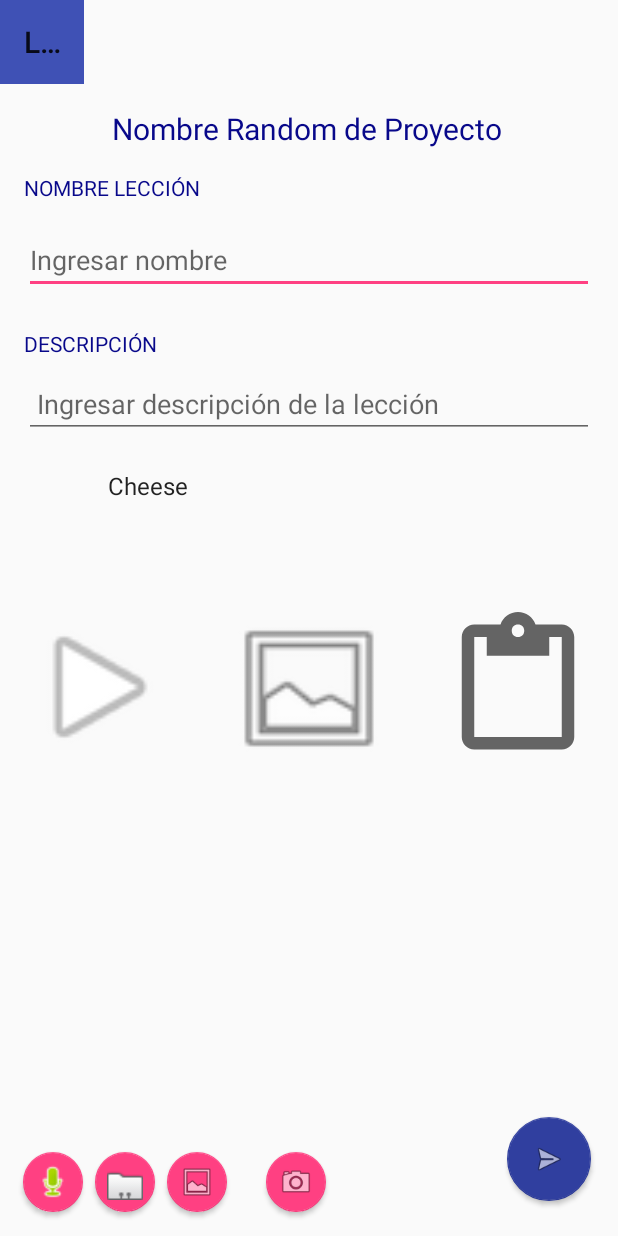
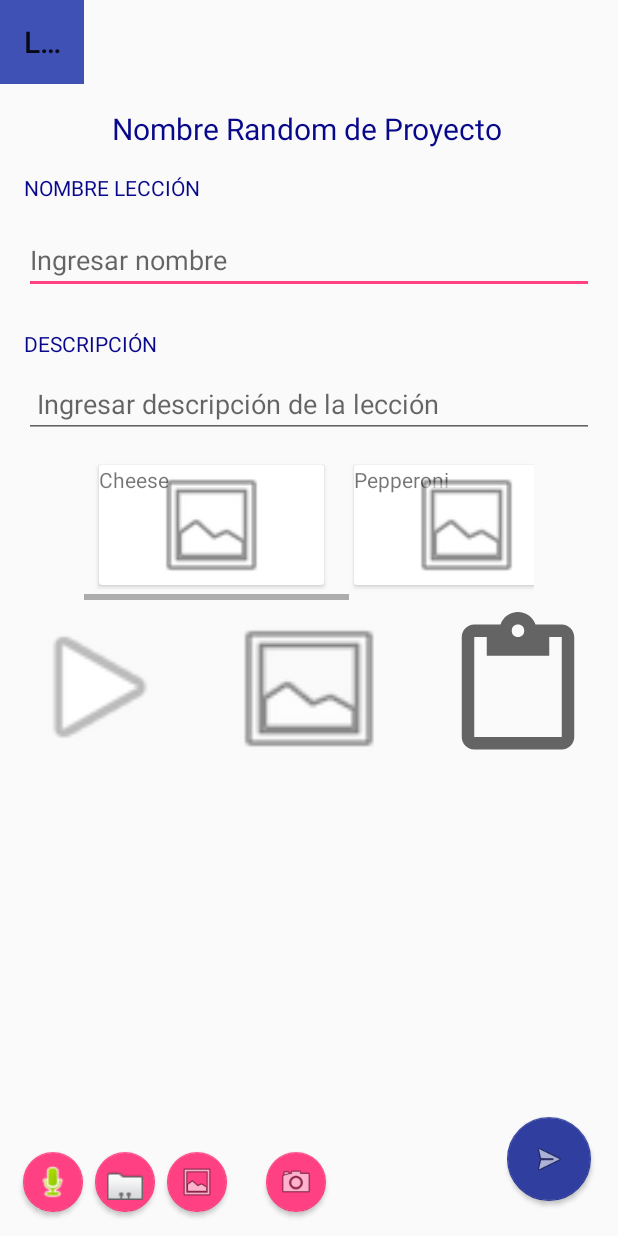
Before and after one commit to estebanmino/clapp, an Android app: the LessonFormActivity screen opened directly, with no data from a screen before it, on a phone screen of 412 x 824 dp. Run offline under Robolectric (Android 15) with nearby library versions, the light colour scheme and no system bars; libraries missing offline, so code that uses them is left out: com.amazonaws.auth, com.amazonaws.mobileconnectors, com.amazonaws.regions, com.amazonaws.services; 2 statements that could not run were skipped.

Commit message:
horizontal scrolling images w/static data #109;2.0

```diff
--- a/app/src/main/java/com/construapp/construapp/lessons_form/LessonFormActivity.java
+++ b/app/src/main/java/com/construapp/construapp/lessons_form/LessonFormActivity.java
@@ -145,13 +145,18 @@ public class LessonFormActivity extends AppCompatActivity {
         setBtnPlayAudioOnClickListener();
         setFabFilesOnClickListener();
 
+        //HORIZONTAL IMAGES SCROLLING
+        final String[] mToppings = new String[3];
+        mToppings[0] = "Cheese";
+        mToppings[1] = "Pepperoni";
+        mToppings[2] = "Black Olives";
 
         RecyclerView mRecyclerView = (RecyclerView) findViewById(R.id.recycler_horizontal_view);
         LinearLayoutManager layoutManager = new LinearLayoutManager(this);
         layoutManager.setOrientation(LinearLayoutManager.HORIZONTAL);
         mRecyclerView.setLayoutManager(layoutManager);
 
-        mRecyclerView.setAdapter(new MultimediaImageAdapter());
+        mRecyclerView.setAdapter(new MultimediaImageAdapter(mToppings));
 
     }
 
--- a/app/src/main/java/com/construapp/construapp/lessons_form/MultimediaImageAdapter.java
+++ b/app/src/main/java/com/construapp/construapp/lessons_form/MultimediaImageAdapter.java
@@ -1,35 +1,39 @@
 package com.construapp.construapp.lessons_form;
 
 import android.support.v7.widget.RecyclerView;
+import android.util.Log;
 import android.view.LayoutInflater;
 import android.view.View;
 import android.view.ViewGroup;
+import android.widget.ImageView;
+import android.widget.LinearLayout;
 import android.widget.TextView;
+
+import com.construapp.construapp.R;
 
 /**
  * Created by ESTEBANFML on 25-09-2017.
  */
 
-public class MultimediaImageAdapter extends RecyclerView.Adapter {
-    final String[] mToppings = new String[3];
+public class MultimediaImageAdapter extends RecyclerView.Adapter<MultimediaImageAdapter.MultimediaImageViewHolder> {
+    private String[] mToppings;
+
+    public MultimediaImageAdapter(String[] mToppings) {
+        this.mToppings = mToppings;
+    }
 
     @Override
     public MultimediaImageViewHolder onCreateViewHolder(ViewGroup parent, int viewType) {
-        mToppings[0] = "Cheese";
-        mToppings[1] = "Pepperoni";
-        mToppings[2] = "Black Olives";
-        View v = LayoutInflater.from(parent.getContext()).inflate(
-                android.R.layout.simple_list_item_1,
-                parent,
-                false);
-        MultimediaImageViewHolder vh = new MultimediaImageViewHolder(v);
+
+        //LessonFormActivity.MultimediaImageViewHolder vh = new LessonFormActivity.MultimediaImageViewHolder(v);
+        View view = LayoutInflater.from(parent.getContext()).inflate(R.layout.multimedia_image_card, parent, false);
+        MultimediaImageViewHolder vh = new MultimediaImageViewHolder(view);
         return vh;
     }
 
     @Override
-    public void onBindViewHolder(RecyclerView.ViewHolder holder, int position) {
-        TextView tv = (TextView) holder.itemView;
-        tv.setText(mToppings[position]);
+    public void onBindViewHolder(MultimediaImageViewHolder holder, int position) {
+        holder.imagePath.setText(mToppings[position]);
     }
 
     @Override
@@ -37,4 +41,31 @@ public class MultimediaImageAdapter extends RecyclerView.Adapter {
         return mToppings.length;
     }
 
+    public static final class MultimediaImageViewHolder
+            extends RecyclerView.ViewHolder
+            implements View.OnClickListener {
+
+        public TextView imagePath;
+        public ImageView imageThumbnail;
+
+
+        public MultimediaImageViewHolder(View view) {
+            super(view);
+
+            imagePath = (TextView) view.findViewById(R.id.image_path);
+            imageThumbnail = (ImageView) view.findViewById(R.id.image_thumbnail);
+
+            view.setOnClickListener(new View.OnClickListener() {
+                @Override
+                public void onClick(View view) {
+                }
+            });
+        }
+
+        @Override
+        public void onClick(View view) {
+            Log.i("CLICKHORIZONTAL", ((TextView) view).getText().toString());
+        }
+    }
+
 }
--- a/app/src/main/java/com/construapp/construapp/lessons_form/MultimediaImageViewHolder.java
+++ b/app/src/main/java/com/construapp/construapp/lessons_form/MultimediaImageViewHolder.java
@@ -5,28 +5,10 @@ import android.content.Context;
 import android.support.v7.widget.RecyclerView;
 import android.util.Log;
 import android.view.View;
+import android.widget.EditText;
 import android.widget.TextView;
 import android.widget.Toast;
 
 /**
  * Created by ESTEBANFML on 25-09-2017.
  */
-
-public class MultimediaImageViewHolder
-        extends RecyclerView.ViewHolder
-        implements View.OnClickListener {
-
-    public MultimediaImageViewHolder(View view) {
-        super(view);
-        view.setOnClickListener(new View.OnClickListener() {
-            @Override
-            public void onClick(View view) {
-            }
-        });
-    }
-
-    @Override
-    public void onClick(View view) {
-        Log.i("CLICKHORIZONTAL", ((TextView) view).getText().toString());
-    }
-}
--- a/app/src/main/res/layout/activity_lesson_form.xml
+++ b/app/src/main/res/layout/activity_lesson_form.xml
@@ -307,7 +307,8 @@
                 android:layout_marginLeft="8dp"
                 android:layout_marginRight="8dp"
                 android:layout_marginTop="8dp"
-                android:scrollbars="vertical"
+                android:clipToPadding="false"
+                android:scrollbars="horizontal"
                 app:layout_constraintBottom_toTopOf="@+id/image_view"
                 app:layout_constraintLeft_toLeftOf="parent"
                 app:layout_constraintRight_toRightOf="parent"
--- /dev/null
+++ b/app/src/main/res/layout/multimedia_image_card.xml
@@ -0,0 +1,29 @@
+<?xml version="1.0" encoding="utf-8"?>
+<android.support.v7.widget.CardView xmlns:android="http://schemas.android.com/apk/res/android"
+    xmlns:app="http://schemas.android.com/apk/res-auto"
+    android:id="@+id/multimedia_image_card"
+    android:layout_height="match_parent"
+    android:layout_width="150dp"
+    android:clickable="true"
+    android:layout_margin="10dp"
+    android:foreground="?selectableItemBackground"
+    >
+
+    <RelativeLayout
+        android:layout_width="match_parent"
+        android:layout_height="match_parent">
+
+        <TextView
+            android:id="@+id/image_path"
+            android:layout_width="wrap_content"
+            android:layout_height="wrap_content" />
+
+        <ImageView
+            android:id="@+id/image_thumbnail"
+            android:layout_width="match_parent"
+            android:layout_height="match_parent"
+            app:srcCompat="@android:drawable/ic_menu_gallery" />
+
+    </RelativeLayout>
+
+</android.support.v7.widget.CardView>
```
